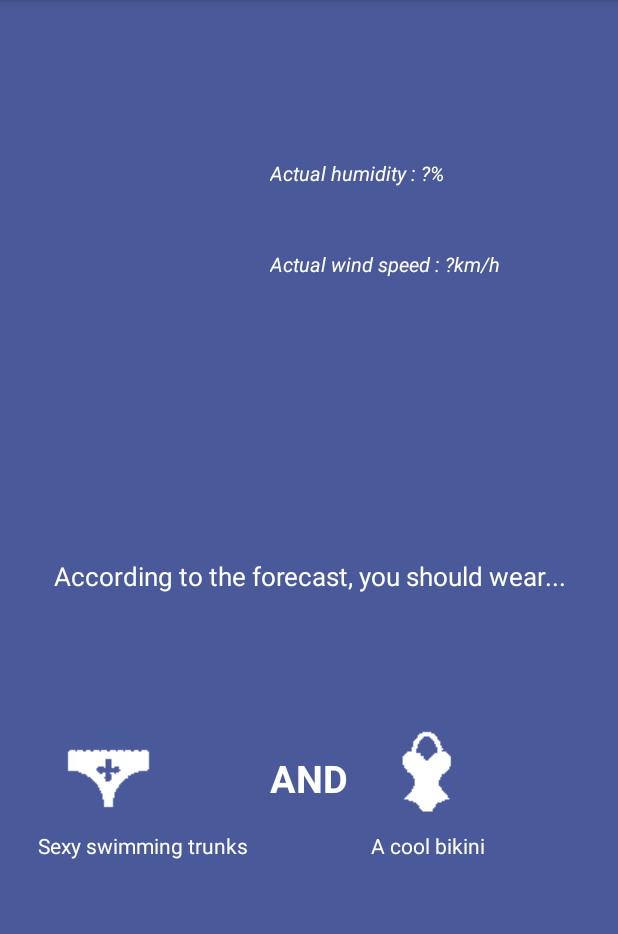
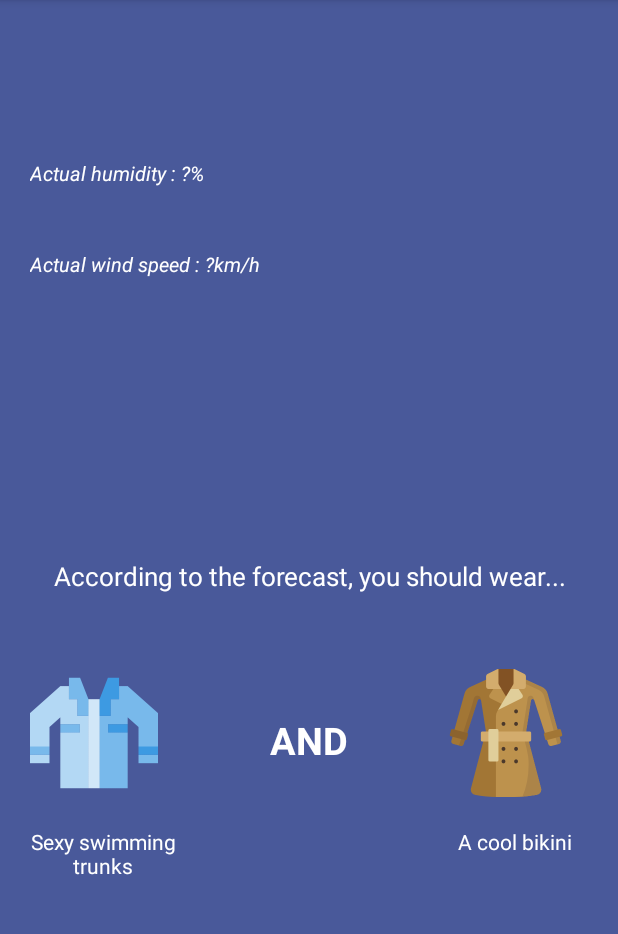
Before and after one commit to Tahaga/ProjetISN, an Android app: the MainActivity screen opened directly, with no data from a screen before it, on a phone screen of 412 x 824 dp, the part 84-1018 px from its top. Run offline under Robolectric (Android 15) with nearby library versions, the phone set to English and light mode, and no system bars.

Commit message:
V1.1 - Published version, new clothes

```diff
--- a/app/src/main/java/blasko/daniel/projetisn/MainActivity.kt
+++ b/app/src/main/java/blasko/daniel/projetisn/MainActivity.kt
@@ -28,7 +28,7 @@ class MainActivity : AppCompatActivity() {
         val call = network.getWeatherByCity(city)
         call.enqueue(object : Callback<WeatherClass>{
             override fun onFailure(call: Call<WeatherClass>?, t: Throwable?) {
-                t?.printStackTrace()
+                //t?.printStackTrace()
             }
             // En cas de réponse positive, on affiche les données dans l'interface
             override fun onResponse(call: Call<WeatherClass>?, response: Response<WeatherClass>?) {
@@ -59,10 +59,10 @@ class MainActivity : AppCompatActivity() {
                     imageView3.setImageResource(boots)
                 }
                 else if (temp <= 5 && temp > 0){
-                    textViewMenText.setText("A longsleeve shirt")
-                    textViewWomenText.setText("A warmer sweather")
-                    imageView.setImageResource(manchelongues)
-                    imageView3.setImageResource(pull)
+                    textViewMenText.setText("A warmer sweather")
+                    textViewWomenText.setText("A jacket")
+                    imageView.setImageResource(pull)
+                    imageView3.setImageResource(doudoune)
                 }
                 else if (temp <= 10 && temp > 5){
                     textViewMenText.setText("A shirt")
@@ -71,16 +71,16 @@ class MainActivity : AppCompatActivity() {
                     imageView3.setImageResource(manteau)
                 }
                 else if (temp <= 15 && temp > 10) {
-                    textViewMenText.setText("A longsleeve t-shirt")
-                    textViewWomenText.setText("Some jeans")
-                    imageView.setImageResource(manchelongues)
+                    textViewMenText.setText("A sweatshirt")
+                    textViewWomenText.setText("Jeans")
+                    imageView.setImageResource(sweat)
                     imageView3.setImageResource(pantalon)
                 }
                 else if (temp <= 20 && temp > 15){
-                    textViewMenText.setText("A t-shirt")
-                    textViewWomenText.setText("A light vest")
+                    textViewMenText.setText("A shirt")
+                    textViewWomenText.setText("Sneakers")
                     imageView.setImageResource(tshirt)
-                    imageView3.setImageResource(gilet)
+                    imageView3.setImageResource(baskets)
                 }
                 else {
                     textViewMenText.setText("A t-shirt")
--- a/app/src/main/res/layout/activity_main.xml
+++ b/app/src/main/res/layout/activity_main.xml
@@ -46,7 +46,6 @@
         android:layout_width="wrap_content"
         android:layout_height="wrap_content"
         android:layout_alignTop="@+id/imageViewMeteo"
-        android:layout_toStartOf="@+id/textView2"
         android:layout_marginLeft="20dp"
         android:textColor="#FFFF"
         android:textSize="13sp"
@@ -65,51 +64,90 @@
         android:textAlignment="center"
         android:id="@+id/textViewNull" />
 
+    <LinearLayout
+        android:layout_width="match_parent"
+        android:layout_height="match_parent"
+        android:orientation="horizontal"
+        android:layout_below="@+id/textViewNull">
+
+        <LinearLayout
+            android:layout_width="match_parent"
+            android:layout_height="match_parent"
+            android:layout_weight="1"
+            android:orientation="vertical">
+
             <ImageView
                 android:id="@+id/imageView"
-        android:layout_width="wrap_content"
+                android:layout_width="85dp"
+                android:layout_height="85dp"
+                android:layout_marginLeft="20dp"
+                android:layout_marginTop="50dp"
+                android:src="@drawable/chemise" />
+
+            <TextView
+                android:id="@+id/textViewMenText"
+                android:layout_width="match_parent"
                 android:layout_height="wrap_content"
-        android:layout_below="@+id/textViewNull"
-        android:layout_marginTop="86dp"
-        android:layout_marginLeft="25dp"
-        android:src="@drawable/slip" />
+                android:layout_below="@+id/imageView"
+                android:layout_marginTop="20dp"
+                android:layout_weight="1"
+                android:text="Sexy swimming trunks"
+                android:textAlignment="center"
+                android:textColor="#FFFF" />
+        </LinearLayout>
 
-    <ImageView
-        android:id="@+id/imageView3"
-        android:layout_width="wrap_content"
-        android:layout_height="wrap_content"
-        android:layout_above="@+id/textViewMenText"
-        android:layout_marginLeft="247dp"
-        android:src="@drawable/bikini" />
+        <LinearLayout
+            android:layout_width="match_parent"
+            android:layout_height="match_parent"
+            android:layout_weight="1"
+            android:orientation="vertical">
 
             <TextView
                 android:id="@+id/textView2"
-        android:layout_width="wrap_content"
+                android:layout_width="match_parent"
                 android:layout_height="wrap_content"
+                android:layout_marginTop="80dp"
                 android:layout_alignBottom="@+id/imageView"
                 android:layout_centerHorizontal="true"
                 android:layout_marginBottom="18dp"
+                android:textAlignment="center"
                 android:text="AND"
                 android:textColor="#FFFF"
                 android:textSize="25dp"
                 android:textStyle="bold" />
+        </LinearLayout>
 
-    <TextView
-        android:id="@+id/textViewMenText"
-        android:layout_width="wrap_content"
-        android:layout_height="wrap_content"
-        android:layout_below="@+id/imageView"
-        android:layout_alignStart="@+id/imageView"
-        android:text="Sexy swimming trunks"
-        android:textColor="#FFFF" />
+        <LinearLayout
+            android:layout_width="match_parent"
+            android:layout_height="match_parent"
+            android:layout_alignParentStart="true"
+            android:layout_below="@+id/textViewNull"
+            android:layout_weight="1"
+            android:orientation="vertical">
+
+            <ImageView
+                android:id="@+id/imageView3"
+                android:layout_width="85dp"
+                android:layout_height="85dp"
+                android:layout_alignEnd="@+id/textViewNull"
+                android:layout_alignTop="@+id/imageView"
+                android:layout_marginLeft="20dp"
+                android:layout_marginTop="50dp"
+                android:src="@drawable/manteau" />
 
             <TextView
                 android:id="@+id/textViewWomenText"
-        android:layout_width="wrap_content"
+                android:layout_width="match_parent"
                 android:layout_height="wrap_content"
                 android:layout_alignStart="@+id/imageView3"
                 android:layout_below="@+id/imageView3"
+                android:layout_marginTop="20dp"
                 android:text="A cool bikini"
+                android:textAlignment="center"
                 android:textColor="#FFFF" />
 
+        </LinearLayout>
+
+    </LinearLayout>
+
 </RelativeLayout>
--- a/app/src/main/res/layout/activity_welcome.xml
+++ b/app/src/main/res/layout/activity_welcome.xml
@@ -41,7 +41,7 @@ Click the icon and you won't be cold today!"
         android:layout_alignParentBottom="true"
         android:layout_centerHorizontal="true"
         android:layout_marginBottom="45dp"
-        android:text="App version : 2.0"
+        android:text="App version : 1.1"
         android:textColor="#FFFF"
         android:id="@+id/textView" />
 
```
Also changed, not shown: app/src/main/res/drawable/baskets.png (added), app/src/main/res/drawable/boots.png, app/src/main/res/drawable/chemise.png, app/src/main/res/drawable/doudoune.png, app/src/main/res/drawable/manchelongues.png, app/src/main/res/drawable/manteau.png, app/src/main/res/drawable/pantalon.png, app/src/main/res/drawable/pull.png, app/src/main/res/drawable/sweat.png (added), app/src/main/res/drawable/tshirt.png, app/src/main/res/drawable/tshirtjupe.png. Lines whose indentation alone changed are shown as unchanged.
